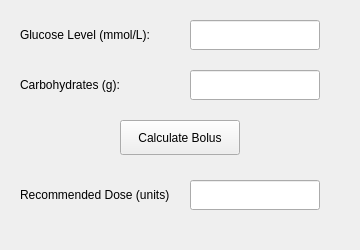
Before: the Qt Designer form code/boluscalculator.ui in xHWAHx/InsulinPumpSimulator-Group35, drawn with Qt 5.
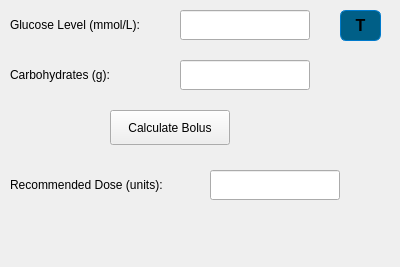
After: the same form once the commit is applied.

What changed in the file:
```diff
--- a/code/boluscalculator.ui
+++ b/code/boluscalculator.ui
@@ -1,69 +1,56 @@
 <?xml version="1.0" encoding="UTF-8"?>
 <ui version="4.0">
- <class>BolusCalculatorUI</class>
- <widget class="QWidget" name="BolusCalculatorUI">
+ <class>BolusCalculator</class>
+ <widget class="QWidget" name="BolusCalculator">
   <property name="geometry">
    <rect>
     <x>0</x>
     <y>0</y>
-    <width>360</width>
-    <height>250</height>
+    <width>400</width>
+    <height>267</height>
    </rect>
   </property>
   <property name="windowTitle">
-   <string>Bolus Calculator</string>
+   <string>Form</string>
   </property>
-  <widget class="QLabel" name="labelGlucose">
-   <property name="geometry">
-    <rect>
-     <x>20</x>
-     <y>20</y>
-     <width>150</width>
-     <height>30</height>
-    </rect>
-   </property>
-   <property name="text">
-    <string>Glucose Level (mmol/L):</string>
-   </property>
-  </widget>
-  <widget class="QLineEdit" name="inputGlucose">
-   <property name="geometry">
-    <rect>
-     <x>190</x>
-     <y>20</y>
-     <width>130</width>
-     <height>30</height>
-    </rect>
-   </property>
-  </widget>
-  <widget class="QLabel" name="labelCarbs">
-   <property name="geometry">
-    <rect>
-     <x>20</x>
-     <y>70</y>
-     <width>150</width>
-     <height>30</height>
-    </rect>
-   </property>
-   <property name="text">
-    <string>Carbohydrates (g):</string>
-   </property>
-  </widget>
   <widget class="QLineEdit" name="inputCarbs">
    <property name="geometry">
     <rect>
-     <x>190</x>
-     <y>70</y>
+     <x>180</x>
+     <y>60</y>
      <width>130</width>
      <height>30</height>
     </rect>
    </property>
   </widget>
+  <widget class="QLineEdit" name="inputGlucose">
+   <property name="geometry">
+    <rect>
+     <x>180</x>
+     <y>10</y>
+     <width>130</width>
+     <height>30</height>
+    </rect>
+   </property>
+  </widget>
+  <widget class="QLabel" name="labelResult">
+   <property name="geometry">
+    <rect>
+     <x>10</x>
+     <y>170</y>
+     <width>191</width>
+     <height>30</height>
+    </rect>
+   </property>
+   <property name="text">
+    <string>Recommended Dose (units):</string>
+   </property>
+  </widget>
   <widget class="QPushButton" name="btnCalculate">
    <property name="geometry">
     <rect>
-     <x>120</x>
-     <y>120</y>
+     <x>110</x>
+     <y>110</y>
      <width>120</width>
      <height>35</height>
     </rect>
@@ -72,24 +59,58 @@
     <string>Calculate Bolus</string>
    </property>
   </widget>
-  <widget class="QLabel" name="labelResult">
+  <widget class="QPushButton" name="logoButton">
    <property name="geometry">
     <rect>
-     <x>20</x>
-     <y>180</y>
+     <x>340</x>
+     <y>10</y>
+     <width>41</width>
+     <height>31</height>
+    </rect>
+   </property>
+   <property name="styleSheet">
+    <string notr="true">QPushButton#logoButton {
+    background-color: #005F87;
+    color: black;
+    font-weight: bold;
+    font-size: 16px;
+    padding: 6px 12px;
+    border-radius: 6px;
+    border: 1px solid #007ACC;
+}
+
+QPushButton#logoButton:hover {
+    background-color: #1E90FF;
+}
+
+QPushButton#logoButton:pressed {
+    background-color: #007ACC;
+    color: white;
+}
+</string>
+   </property>
+   <property name="text">
+    <string>T</string>
+   </property>
+  </widget>
+  <widget class="QLabel" name="labelCarbs">
+   <property name="geometry">
+    <rect>
+     <x>10</x>
+     <y>60</y>
      <width>150</width>
      <height>30</height>
     </rect>
    </property>
    <property name="text">
-    <string>Recommended Dose (units):</string>
+    <string>Carbohydrates (g):</string>
    </property>
   </widget>
   <widget class="QLineEdit" name="outputResult">
    <property name="geometry">
     <rect>
-     <x>190</x>
-     <y>180</y>
+     <x>210</x>
+     <y>170</y>
      <width>130</width>
      <height>30</height>
     </rect>
@@ -98,6 +119,19 @@
     <bool>true</bool>
    </property>
   </widget>
+  <widget class="QLabel" name="labelGlucose">
+   <property name="geometry">
+    <rect>
+     <x>10</x>
+     <y>10</y>
+     <width>150</width>
+     <height>30</height>
+    </rect>
+   </property>
+   <property name="text">
+    <string>Glucose Level (mmol/L):</string>
+   </property>
+  </widget>
  </widget>
  <resources/>
  <connections/>
```
